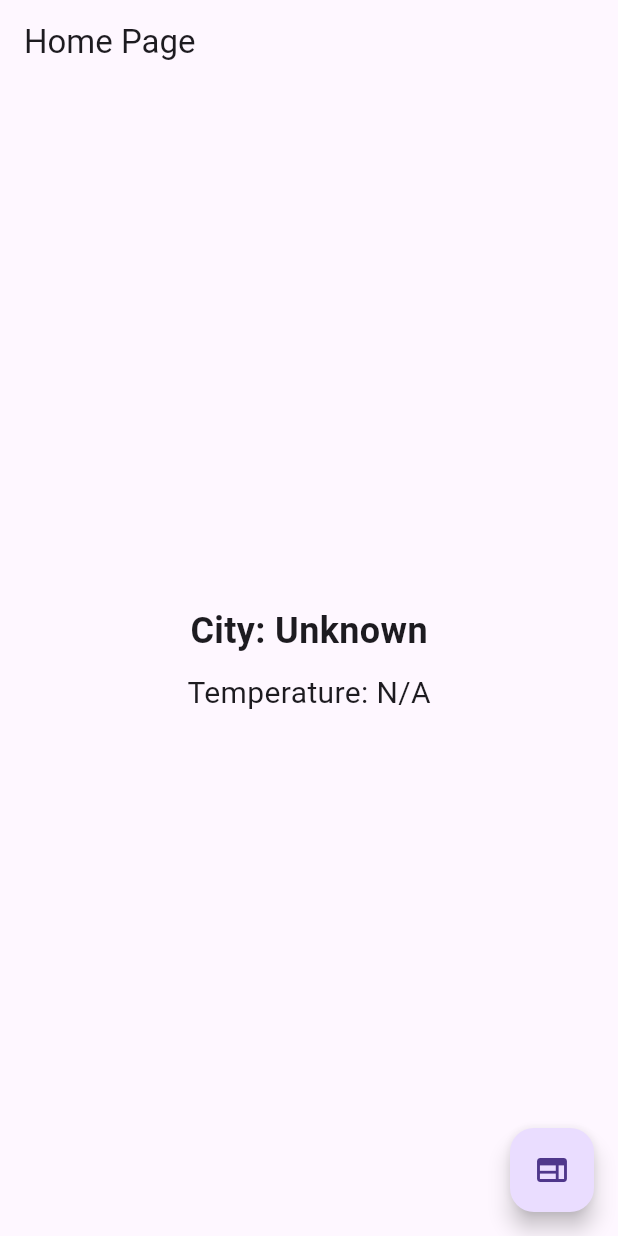
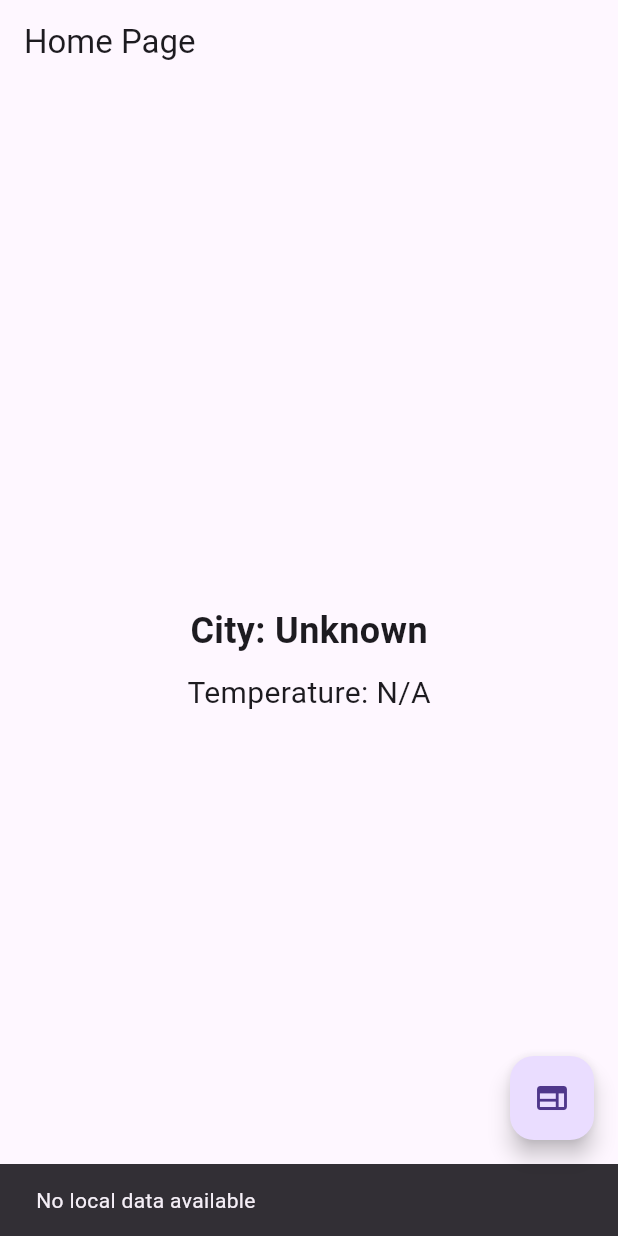
Before and after one commit to firozi/cityTemp, a Flutter app: the first screen one second after launch, on a phone screen of 412 x 824 dp. Run offline on Flutter 3.47's test engine with Material 3 defaults, Android fonts, the phone set to English and light mode, and no system bars; our stand-ins replace flutter_bloc, hive, hive_flutter, webview_flutter; accounts and stored records are empty.

Commit message:
first commit

```diff
--- a/lib/HomePage.dart
+++ b/lib/HomePage.dart
@@ -1,75 +1,85 @@
+import 'package:flutter/material.dart';
+import 'package:flutter_bloc/flutter_bloc.dart';
+import 'package:hive_flutter/hive_flutter.dart';
+import 'package:weather/WebView.dart';
+import 'package:weather/bloc/Bloc.dart';
+import 'package:weather/bloc/event.dart';
+import 'package:weather/bloc/state.dart';
 
-import 'package:flutter/material.dart';
-import 'package:hive_flutter/adapters.dart';
-import 'package:weather/WebView.dart';
-
-//This is our home page
 class HomePage extends StatefulWidget {
   @override
   _HomePage createState() => _HomePage();
 }
 
 class _HomePage extends State<HomePage> {
-  final _mybox=Hive.box('Mybox');
-
-  String ?cityName;
-  String ?temperature;
+  final _mybox = Hive.box('Mybox');
+  String? cityName;
+  String? temperature;
 
   @override
   void initState() {
-    // TODO: implement initState
     super.initState();
-    if (_mybox.containsKey('city') && _mybox.containsKey('temp')) {
-      // Retrieve the data if it exists
-      cityName = _mybox.get('city');
-      temperature = _mybox.get('temp');
-      setState(() {
-
-      });
-      print("City: $cityName, Temperature: $temperature");
-    } else {
-      // If data doesn't exist, you can handle it here
-      print("No city or temperature data found in Hive.");
-    }
+    // Trigger the LoadLocalData event on Bloc
+    context.read<MyBloc>().add(loadLocalData());
   }
 
   @override
   Widget build(BuildContext context) {
     return Scaffold(
       appBar: AppBar(
-        title: Text('Home Page'),
+        title: const Text('Home Page'),
       ),
-      body: Center(
+      body: BlocConsumer<MyBloc, MyState>(
+        listener: (context, state) {
+          if (state is WeatherLoadedState) {
+            cityName = state.data['cityName'];
+            temperature = state.data['temp'].toString();
+            context.read<MyBloc>().add(UpdateWeatherDataEvent (city: cityName!,temperature: temperature!));
+            // Update the UI if new data is loaded
+            setState(() {});
+          } else if (state is WeatherErrorState) {
+            // Show an error message if loading fails
+            ScaffoldMessenger.of(context).showSnackBar(
+              SnackBar(content: Text(state.error)),
+            );
+          }
+        },
+        builder: (context, state) {
+          if (state is WeatherLoadingState) {
+            return const Center(child: CircularProgressIndicator());
+          }
+          return Center(
             child: Column(
               mainAxisAlignment: MainAxisAlignment.center,
               children: [
                 Text(
-              'City: ${cityName?? "Unknown"}',
-              style: TextStyle(fontSize: 24, fontWeight: FontWeight.bold),
+                  'City: ${cityName ?? "Unknown"}',
+                  style: const TextStyle(fontSize: 24, fontWeight: FontWeight.bold),
                 ),
-            SizedBox(height: 10),
+                const SizedBox(height: 10),
                 Text(
-              'Temperature: ${temperature?? "N/A"}',
-              style: TextStyle(fontSize: 20),
+                  'Temperature: ${temperature ?? "N/A"}',
+                  style: const TextStyle(fontSize: 20),
                 ),
               ],
             ),
+          );
+        },
       ),
       floatingActionButton: FloatingActionButton(
-        //as we click on the floating action button we will navigate to WebView page
-      onPressed: ()async{
-    await Navigator.of(context).push(MaterialPageRoute(builder: (context)=>WebViewApp(CITY: cityName??"Unknown",TEMP: temperature??"N/A",)));
-    //we will wait on this line until user pop from the webView page
-      setState(() {
-        cityName=_mybox.get('city');
-        temperature=_mybox.get('temp').toString();
-      });
-      return;
-
-
+        onPressed: () async {
+          // Navigate to WebViewApp and wait for the result
+          await Navigator.of(context).push(
+            MaterialPageRoute(
+              builder: (context) => WebViewApp(
+                CITY: cityName ?? "Unknown",
+                TEMP: temperature ?? "N/A",
+              ),
+            ),
+          );
 
         },
-        child: Icon(Icons.web_outlined),
+        child: const Icon(Icons.web_outlined),
         tooltip: 'Update Weather',
       ),
     );
--- a/lib/WebView.dart
+++ b/lib/WebView.dart
@@ -63,8 +63,6 @@ class _WebViewAppState extends State<WebViewApp> {
             // Pass data to WebView when data is fetched
              city = state.data['cityName'];
              temp = state.data['temp'];
-            _mybox.put('city', city);//storing data in hive
-            _mybox.put('temp', temp);
 
             controller.runJavaScript('updateCityData("$city", "$temp")');
           } else if (state is WeatherErrorState) {
--- a/lib/bloc/Bloc.dart
+++ b/lib/bloc/Bloc.dart
@@ -9,7 +9,8 @@ class MyBloc extends Bloc<MyEvent, MyState> {
 
   final Repository repository;// creating repo instance
 
-  MyBloc(this.repository) : super(WeatherInitialState()) {   //setting initailal
+  MyBloc(this.repository) : super(WeatherInitialState()) {//setting initailal
+
     on<GetRandomCityData>((event, emit) async {   // Registering the event handler for GetRandomCityData
       emit(WeatherLoadingState());    // setting loading state
       try {
@@ -19,7 +20,36 @@ class MyBloc extends Bloc<MyEvent, MyState> {
         emit(WeatherErrorState('Failed to load data')); //handling error
       }
     });
+
+
+    on<loadLocalData>((event, emit) async {
+      emit(WeatherLoadingState());
+      try {
+        final city = repository.loadDataFromLocalStorage('city');
+        final temp = repository.loadDataFromLocalStorage('temp');
+        if (city != null && temp != null) {
+          emit(WeatherLoadedState({'cityName': city, 'temp': temp}));
+        } else {
+          emit(WeatherErrorState('No local data available'));
+        }
+      } catch (e) {
+        emit(WeatherErrorState('Failed to load local data'));
+      }
+    });
+
+    on<UpdateWeatherDataEvent>((event, emit) async {
+
+      try {
+        repository.saveDataToLocalStorage('city', event.city);
+        repository.saveDataToLocalStorage('temp', event.temperature);
+      } catch (e) {
+        emit(WeatherErrorState('Failed to update and persist data'));
+      }
+    });
   }
 
 
+
+
+
 }
--- a/lib/bloc/event.dart
+++ b/lib/bloc/event.dart
@@ -1,3 +1,15 @@
 abstract class MyEvent{}
 
 class GetRandomCityData extends MyEvent{} //to click on Get Random city data
+
+class loadLocalData extends MyEvent{}
+
+class UpdateWeatherDataEvent extends MyEvent {
+final String city;
+final String temperature;
+
+ UpdateWeatherDataEvent({required this.city, required this.temperature});
+
+@override
+List<Object?> get props => [city, temperature];
+}
--- a/lib/bloc/repository.dart
+++ b/lib/bloc/repository.dart
@@ -1,8 +1,9 @@
 import 'dart:convert';
 import 'dart:math';
+import 'package:hive/hive.dart';
 import 'package:http/http.dart' as http;
 class Repository {
-
+  final _mybox=Hive.box('Mybox');
   Future<Map<String,dynamic>?> fetchDataFromApi() async {   //function to fetch city name and temp
     List<String> Cities = ["New Delhi", "Mumbai", "Bangalore", "Kolkata", "Chennai", "Hyderabad", "Ahmedabad","Pune", "Jaipur", "Surat", "Lucknow", "Kanpur", "Nagpur", "Indore", "Patna", "Vadodara","Ghaziabad", "Ludhiana", "Agra", "Chandigarh", "Coimbatore", "Nashik", "Bhopal", "Ranchi", "Vijayawada", "Visakhapatnam", "Mysuru", "Madurai", "Shimla", "Trivandrum"
     ];
@@ -26,4 +27,13 @@ class Repository {
       throw Exception('Failed to load data');
     }
   }
+
+  dynamic loadDataFromLocalStorage(String key) {
+    return _mybox.get(key);
+  }
+  void saveDataToLocalStorage(String key, dynamic value) {
+    _mybox.put(key, value);
+  }
+
+
 }
```
Lines whose indentation alone changed are shown as unchanged.
